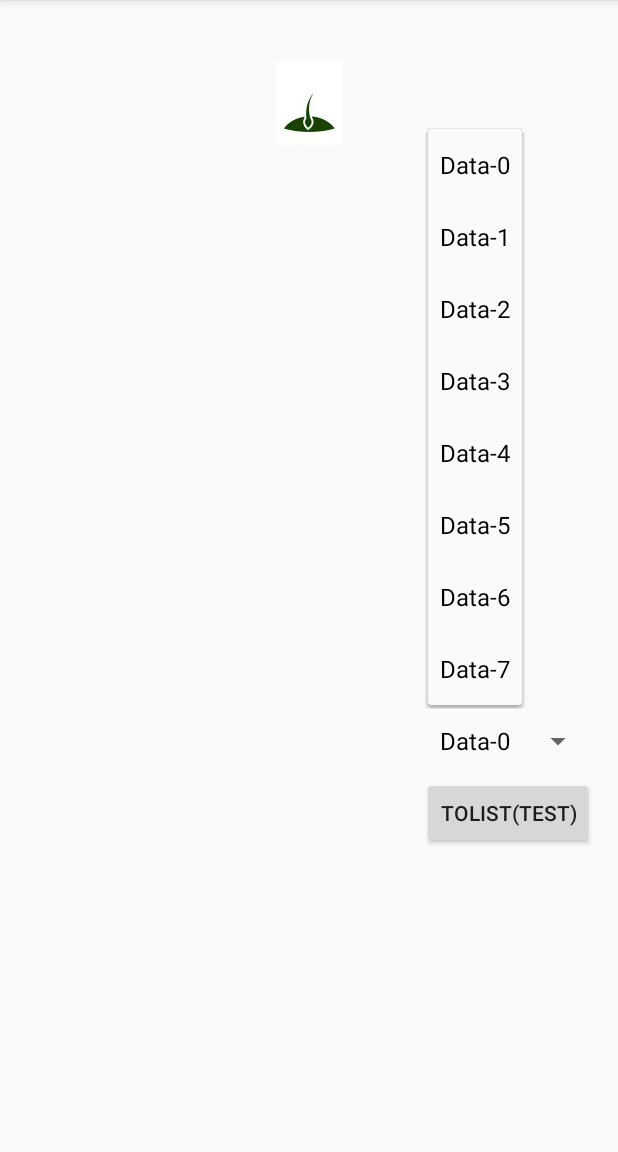
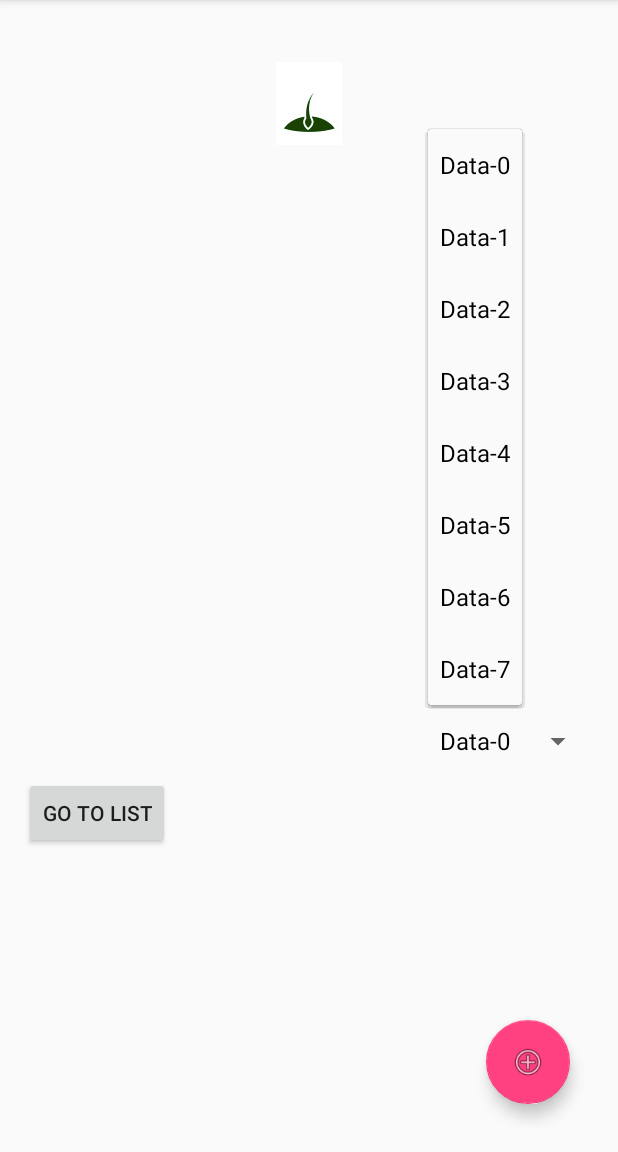
Before and after one commit to BelleCDXX/Dont_kill_the_tree, an Android app: the screen it shows after launch (HomeActivity), after a tap on "Data-0", on a phone screen of 412 x 824 dp, the part 84-1236 px from its top. Run offline under Robolectric (Android 15) with nearby library versions, the light colour scheme and no system bars.

Commit message:
this is the newest version with cxiong and jcheng

```diff
--- a/Don'tKillTheTree/app/src/main/AndroidManifest.xml
+++ b/Don'tKillTheTree/app/src/main/AndroidManifest.xml
@@ -17,7 +17,9 @@
         </activity>
         <activity android:name=".ProjectListActivity" />
         <activity android:name=".ProjectDetailActivity" />
-        <activity android:name=".ParentActivity"></activity>
+        <activity android:name=".ParentActivity" />
+        <activity android:name=".AddProjectName" />
+        <activity android:name=".AddProjectDueDate"></activity>
     </application>
 
 </manifest>
--- a/Don'tKillTheTree/app/src/main/java/dontkillthetree/scu/edu/UI/HomeActivity.java
+++ b/Don'tKillTheTree/app/src/main/java/dontkillthetree/scu/edu/UI/HomeActivity.java
@@ -1,5 +1,6 @@
 package dontkillthetree.scu.edu.UI;
 
+import android.support.design.widget.FloatingActionButton;
 import android.content.Context;
 import android.content.Intent;
 import android.content.res.AssetManager;
@@ -28,6 +29,17 @@ public class HomeActivity extends ParentActivity implements AdapterView.OnItemSe
     protected void onCreate(Bundle savedInstanceState) {
         super.onCreate(savedInstanceState);
         setContentView(R.layout.activity_home);
+
+        //set floating action button which used to create a new project
+        FloatingActionButton fab = (FloatingActionButton) findViewById(R.id.fab);
+        assert fab != null;
+        fab.setOnClickListener(new View.OnClickListener() {
+            @Override
+            public void onClick(View view) {
+                Intent intent = new Intent(HomeActivity.this, AddProjectName.class);
+                startActivity(intent);
+            }
+        });
 
         //set tree image
         Tree tree= new Tree();
@@ -76,7 +88,7 @@ public class HomeActivity extends ParentActivity implements AdapterView.OnItemSe
     }
 
     //test button
-    public void toList(View view){
+    public void goToListButton(View view){
         Intent intent = new Intent(this,ProjectListActivity.class);
         startActivity(intent);
     }
--- a/Don'tKillTheTree/app/src/main/java/dontkillthetree/scu/edu/UI/ParentActivity.java
+++ b/Don'tKillTheTree/app/src/main/java/dontkillthetree/scu/edu/UI/ParentActivity.java
@@ -2,12 +2,14 @@ package dontkillthetree.scu.edu.UI;
 
 import android.content.Intent;
 import android.net.Uri;
+import android.support.design.widget.FloatingActionButton;
 import android.support.v4.content.ContextCompat;
 import android.support.v7.app.ActionBar;
 import android.support.v7.app.AppCompatActivity;
 import android.os.Bundle;
 import android.view.Menu;
 import android.view.MenuItem;
+import android.view.View;
 import android.widget.Toast;
 
 public class ParentActivity extends AppCompatActivity {
@@ -24,6 +26,8 @@ public class ParentActivity extends AppCompatActivity {
         actionBar.setDisplayHomeAsUpEnabled(true);
         actionBar.setDisplayShowHomeEnabled(true);
         actionBar.setHomeButtonEnabled(true);
+
+
     }
 
     private void toastShow(String msg) {
--- a/Don'tKillTheTree/app/src/main/res/layout/activity_home.xml
+++ b/Don'tKillTheTree/app/src/main/res/layout/activity_home.xml
@@ -36,14 +36,22 @@
         android:layout_marginTop="86dp" />
 
     <Button
+        android:id="@+id/go_to_list_button"
         android:layout_width="wrap_content"
         android:layout_height="wrap_content"
-        android:text="toList(Test)"
-        android:id="@+id/button"
         android:layout_below="@+id/spinner"
-        android:layout_alignRight="@+id/spinner"
-        android:layout_alignEnd="@+id/spinner"
-        android:onClick="toList"/>
+        android:text="Go to List"
+        android:onClick="goToListButton"/>
+
+
+    <android.support.design.widget.FloatingActionButton
+        android:id="@+id/fab"
+        android:layout_width="wrap_content"
+        android:layout_height="wrap_content"
+        android:layout_alignParentBottom="true"
+        android:layout_alignParentRight="true"
+        android:layout_margin="16dp"
+        android:src="@android:drawable/ic_menu_add" />
 
 
 </RelativeLayout>
--- a/Don'tKillTheTree/app/src/main/res/layout/activity_project_list.xml
+++ b/Don'tKillTheTree/app/src/main/res/layout/activity_project_list.xml
@@ -8,6 +8,7 @@
     android:paddingRight="@dimen/activity_horizontal_margin"
     android:paddingTop="@dimen/activity_vertical_margin"
     tools:context="dontkillthetree.scu.edu.UI.ProjectListActivity">
+
     <ListView
         android:layout_width="wrap_content"
         android:layout_height="wrap_content"
```
Also changed, not shown: Don'tKillTheTree/app/src/main/java/dontkillthetree/scu/edu/UI/ProjectDetailActivity.java (+20 -0 lines), Don'tKillTheTree/app/src/main/res/layout/activity_project_detail.xml (+22 -3 lines), Don'tKillTheTree/app/src/main/res/values/strings.xml (+7 -0 lines), 1 other file.
